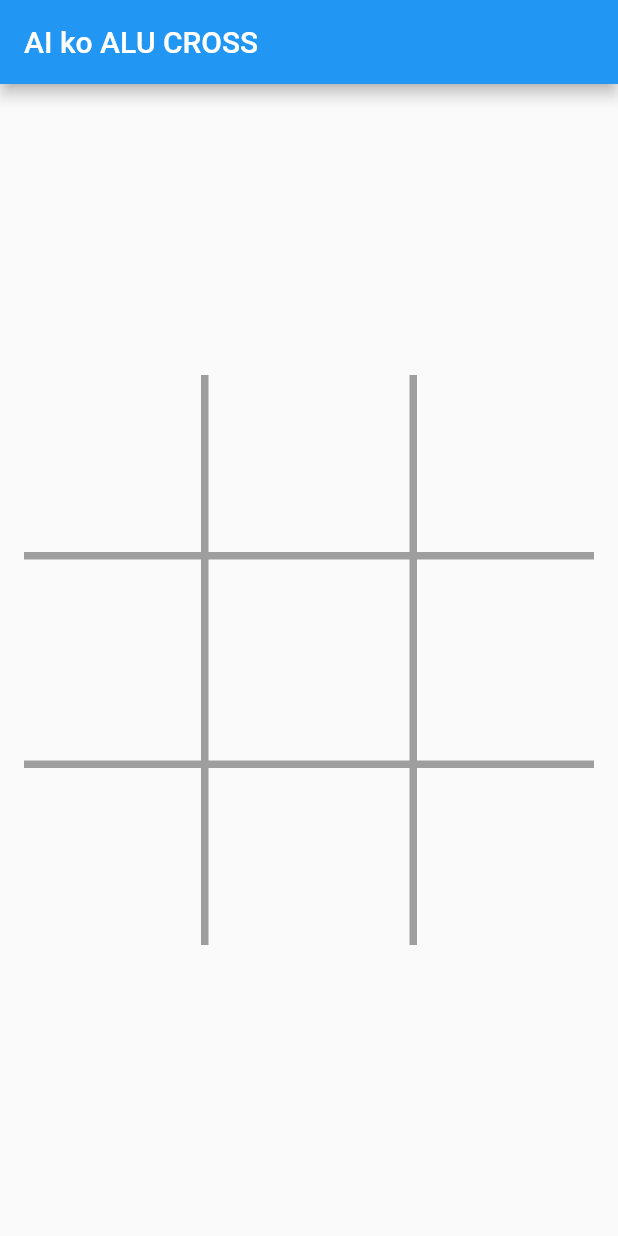
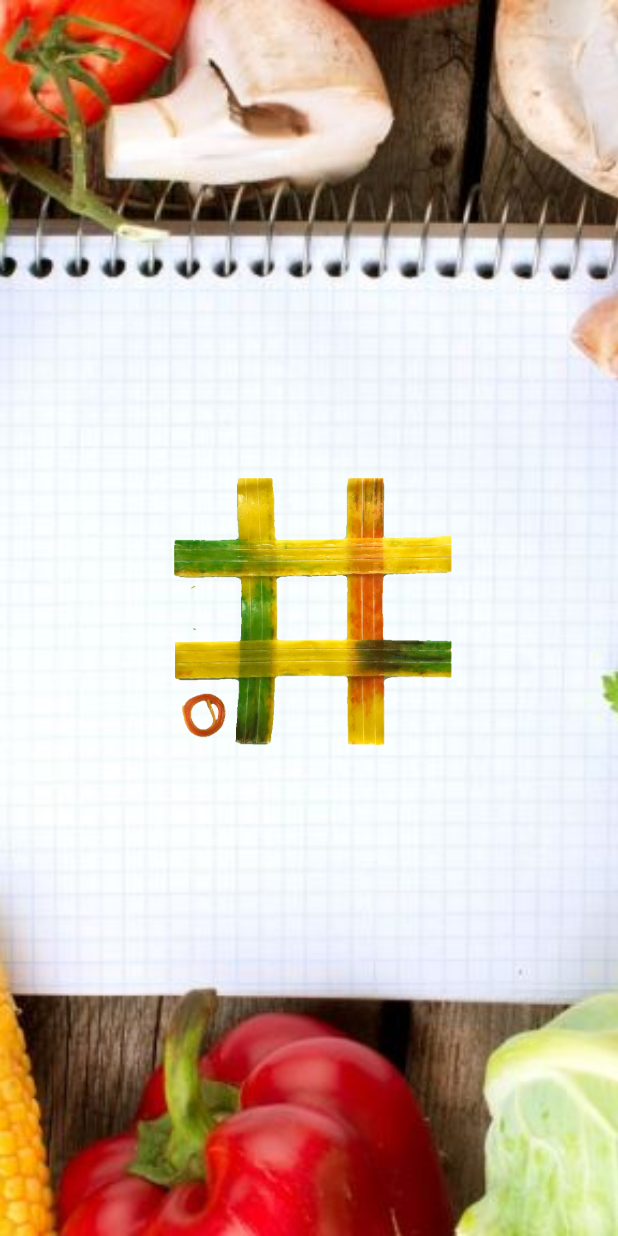
Before and after one commit to Samyush/TikTacToe_AI, a Flutter app: the first screen one second after launch, on a phone screen of 412 x 824 dp. Run offline on Flutter 3.47's test engine with Material 2 defaults, Android fonts, the phone set to English and light mode, and no system bars.

Commit message:
gif file added for splashScreen.dart

```diff
--- /dev/null
+++ b/lib/Screen/splashScreen.dart
@@ -0,0 +1,46 @@
+import 'dart:async';
+
+import 'package:TikTacToe_AI/Screen/gameScreen.dart';
+import 'package:flutter/foundation.dart';
+import 'package:flutter/material.dart';
+
+class SplashScreen extends StatefulWidget {
+  @override
+  _SplashScreenState createState() => _SplashScreenState();
+}
+
+class _SplashScreenState extends State<SplashScreen> {
+  Category category;
+  List<Category> status;
+
+  @override
+  void initState() {
+    super.initState();
+    Timer(
+        Duration(seconds: 5),
+        () => Navigator.of(context).pushReplacement(MaterialPageRoute(
+            builder: (BuildContext context) =>
+                GameScreen(title: 'AI ko ALU CROSS'))));
+  }
+
+  @override
+  Widget build(BuildContext context) {
+    MediaQueryData queryData;
+    queryData = MediaQuery.of(context);
+    return Scaffold(
+      body: Container(
+        height: queryData.size.height,
+        decoration: BoxDecoration(
+          image: DecorationImage(
+              image: AssetImage("images/brainGame.jpg"), fit: BoxFit.cover),
+        ),
+        child: Center(
+            child: Image.asset(
+          'images/alucross.gif',
+          height: queryData.size.height / 1.8,
+          width: queryData.size.width / 1.8,
+        )),
+      ),
+    );
+  }
+}
--- a/lib/main.dart
+++ b/lib/main.dart
@@ -1,4 +1,4 @@
-import 'package:TikTacToe_AI/Screen/gameScreen.dart';
+import 'package:TikTacToe_AI/Screen/splashScreen.dart';
 import 'package:flutter/material.dart';
 
 void main() => runApp(MyApp());
@@ -13,7 +13,7 @@ class MyApp extends StatelessWidget {
         primarySwatch: Colors.blue,
         visualDensity: VisualDensity.adaptivePlatformDensity,
       ),
-      home: GameScreen(title: 'AI ko ALU CROSS'),
+      home: SplashScreen(),
     );
   }
 }
```
Also changed, not shown: images/alucross.gif (added), images/brainGame.jpg (added).
